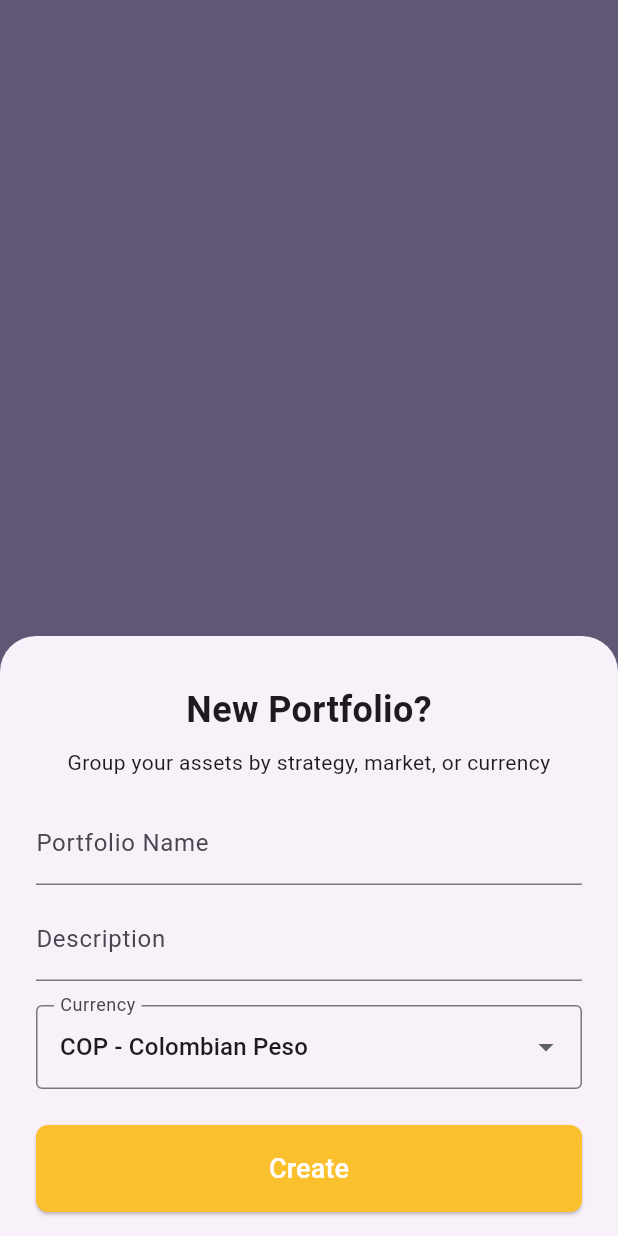
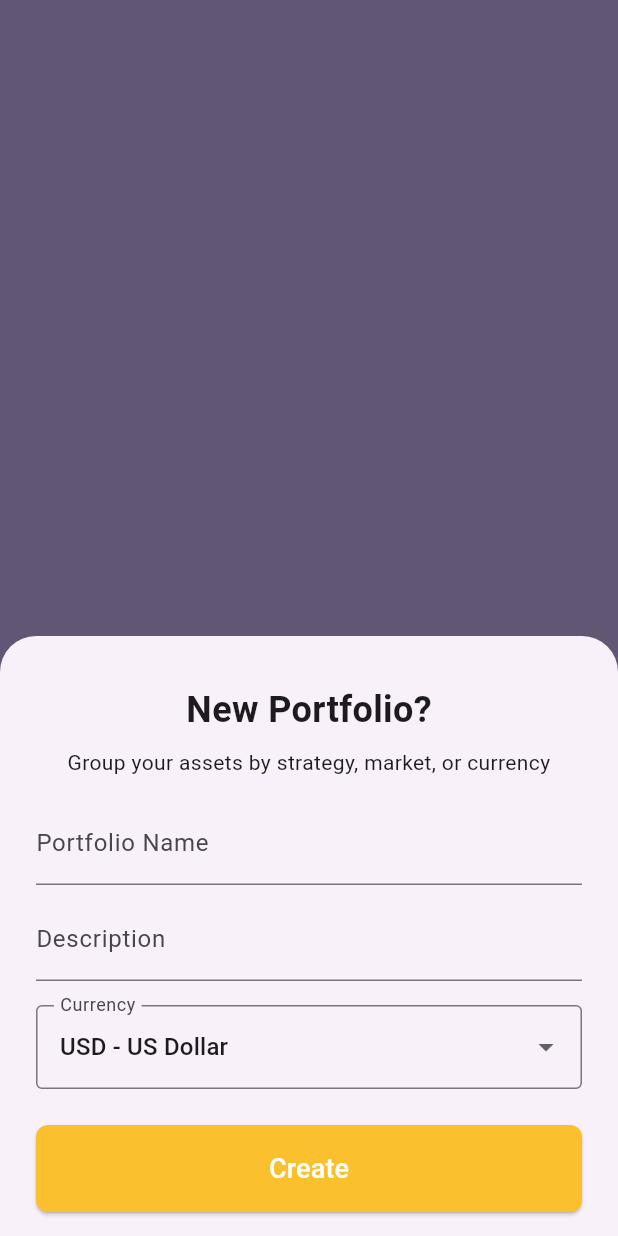
Before and after one commit to juanmjimenezs/flutter_pro, a Flutter app: the PortfolioPage screen opened directly, after a tap on the "add" icon, on a phone screen of 412 x 824 dp. Run offline on Flutter 3.47's test engine with Material 3 defaults, Android fonts, the phone set to English and light mode, and no system bars; our stand-ins replace firebase_auth, firebase_core, firebase_database; accounts and stored records are empty; generated files the repository leaves out were written again.

Commit message:
Changing the default currency and changing the currency order

```diff
--- a/lib/data/currency.dart
+++ b/lib/data/currency.dart
@@ -11,13 +11,14 @@ class Currency {
 }
 
 const List<Currency> currencies = [
+  Currency(code: 'COP', name: 'Colombian Peso', country: 'Colombia'),
+  Currency(code: 'USD', name: 'US Dollar', country: 'United States'),
+  Currency(code: 'EUR', name: 'Euro', country: 'European Union'),
   Currency(code: 'ARS', name: 'Argentine Peso', country: 'Argentina'),
   Currency(code: 'BRL', name: 'Brazilian Real', country: 'Brazil'),
   Currency(code: 'CLP', name: 'Chilean Peso', country: 'Chile'),
-  Currency(code: 'COP', name: 'Colombian Peso', country: 'Colombia'),
   Currency(code: 'CRC', name: 'Costa Rican Colón', country: 'Costa Rica'),
   Currency(code: 'DOP', name: 'Dominican Peso', country: 'Dominican Republic'),
-  Currency(code: 'EUR', name: 'Euro', country: 'European Union'),
   Currency(code: 'GTQ', name: 'Guatemalan Quetzal', country: 'Guatemala'),
   Currency(code: 'HNL', name: 'Honduran Lempira', country: 'Honduras'),
   Currency(code: 'MXN', name: 'Mexican Peso', country: 'Mexico'),
@@ -25,6 +26,5 @@ const List<Currency> currencies = [
   Currency(code: 'PEN', name: 'Peruvian Sol', country: 'Peru'),
   Currency(code: 'PYG', name: 'Paraguayan Guaraní', country: 'Paraguay'),
   Currency(code: 'UYU', name: 'Uruguayan Peso', country: 'Uruguay'),
-  Currency(code: 'USD', name: 'US Dollar', country: 'United States'),
   Currency(code: 'VES', name: 'Venezuelan Bolívar', country: 'Venezuela'),
 ];
--- a/lib/widgets/portfolio_form.dart
+++ b/lib/widgets/portfolio_form.dart
@@ -14,7 +14,7 @@ class PortfolioForm extends StatefulWidget {
 class _PortfolioFormState extends State<PortfolioForm> {
   final _nameController = TextEditingController();
   final _descriptionController = TextEditingController();
-  Currency _selectedCurrency = currencies.firstWhere((c) => c.code == 'COP');
+  Currency _selectedCurrency = currencies.firstWhere((c) => c.code == 'USD');
 
   @override
   void dispose() {
```
